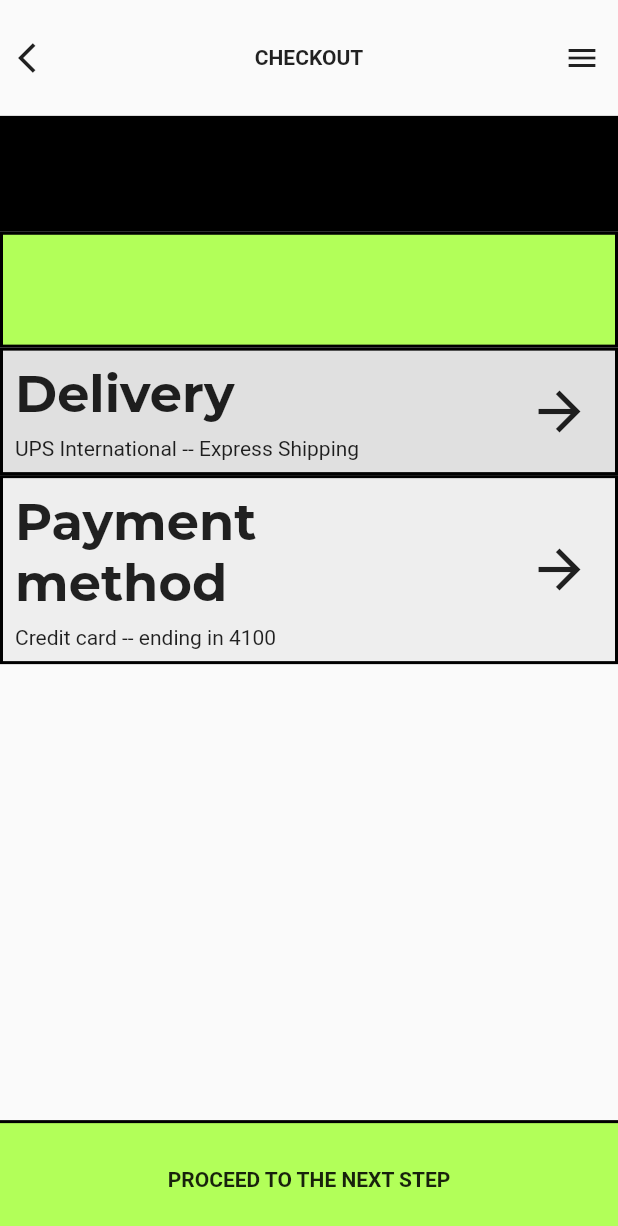
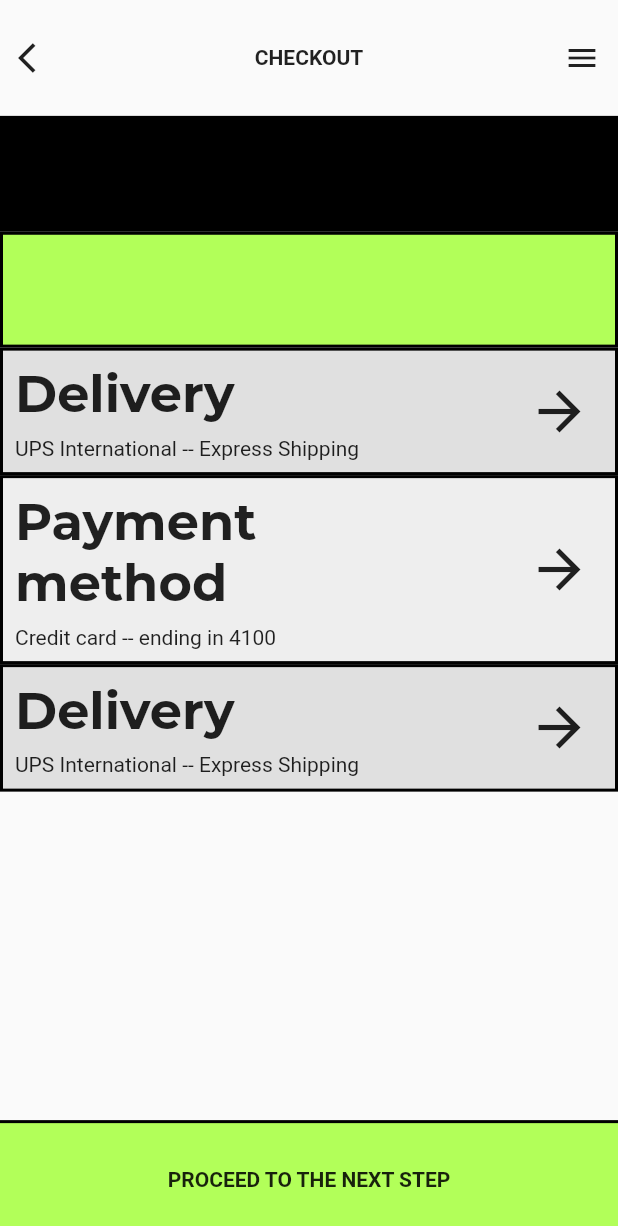
Before and after one commit to JAICHANGPARK/flutter_notebook_8th_story, a Flutter app: the screen it shows after launch, on a phone screen of 412 x 824 dp. Shown: the top 1226 px of the screen. Run offline on Flutter 3.47's test engine with Material 2 defaults, Android fonts, the phone set to English and light mode, and no system bars; our stand-ins replace google_fonts; Roboto replaces fonts that are missing (Alata).

Commit message:
Update fashion_store_page.dart

```diff
--- a/lib/ep561_fashion_store_app/fashion_store_page.dart
+++ b/lib/ep561_fashion_store_app/fashion_store_page.dart
@@ -107,7 +107,33 @@ class _FashionMainPageState extends State<FashionMainPage> {
                           IconButton(icon: Icon(Icons.arrow_forward), iconSize: 42, onPressed: () {})
                         ],
                       ),
-                    )
+                    ),
+                    Container(
+                      decoration: BoxDecoration(border: Border.all(color: Colors.black, width: 2),
+                          color: Colors.grey[300]),
+                      padding: EdgeInsets.symmetric(horizontal: 8, vertical: 8),
+                      child: Row(
+                        children: [
+                          Column(
+                            crossAxisAlignment: CrossAxisAlignment.start,
+                            children: [
+                              Text(
+                                "Delivery",
+                                style: GoogleFonts.montserrat(fontWeight: FontWeight.bold, fontSize: 34),
+                              ),
+                              SizedBox(
+                                height: 8,
+                              ),
+                              Text(
+                                "UPS International -- Express Shipping",
+                              )
+                            ],
+                          ),
+                          Spacer(),
+                          IconButton(icon: Icon(Icons.arrow_forward), iconSize: 42, onPressed: () {})
+                        ],
+                      ),
+                    ),
                   ],
                 )),
             Expanded(
```
